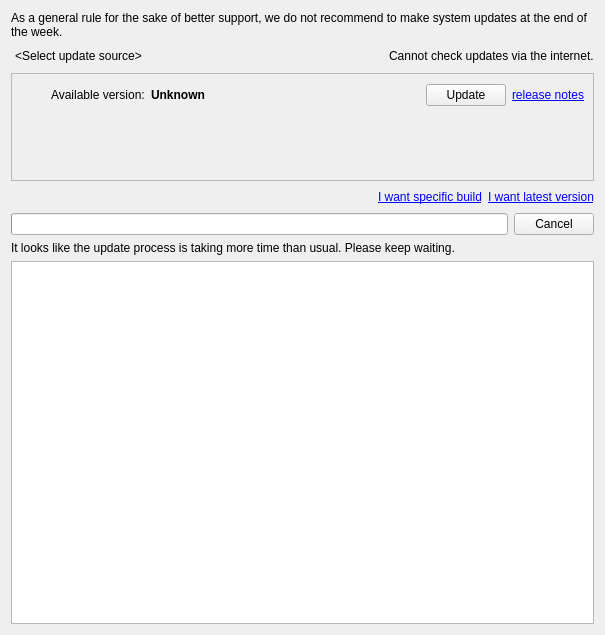
Above: client/src/ui/widgets/server_updates_widget.ui from networkoptix/nx_open before the change. Below: the same form after it.
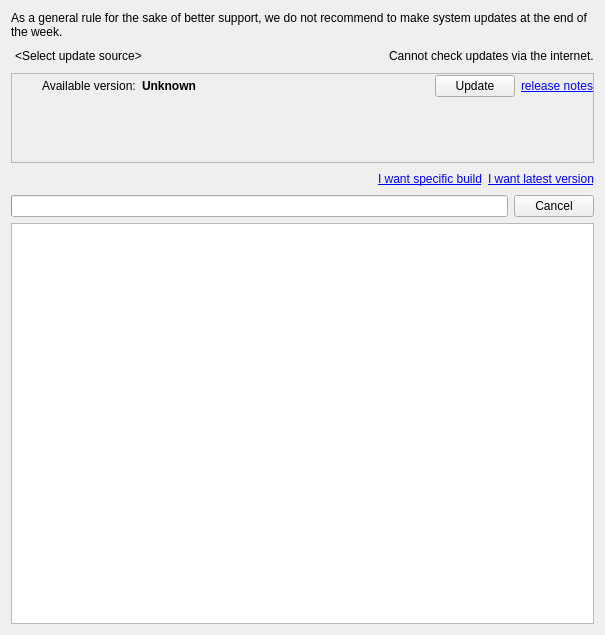
That is the form after the change. Custom widgets are drawn as their Qt base class.

Commit message:
(Issue #3983) :  "Updates" form few improvements
<==== Mercurial data ====>
Branch: master

What changed in the file:
```diff
--- a/client/src/ui/widgets/server_updates_widget.ui
+++ b/client/src/ui/widgets/server_updates_widget.ui
@@ -89,6 +89,18 @@
           <enum>QFrame::StyledPanel</enum>
          </property>
          <layout class="QVBoxLayout" name="verticalLayout_5">
+          <property name="leftMargin">
+           <number>0</number>
+          </property>
+          <property name="topMargin">
+           <number>0</number>
+          </property>
+          <property name="rightMargin">
+           <number>0</number>
+          </property>
+          <property name="bottomMargin">
+           <number>0</number>
+          </property>
           <item>
            <layout class="QHBoxLayout" name="horizontalLayout_6" stretch="0,0,1,0,0">
             <item>
@@ -119,6 +131,9 @@
                 <property name="rightMargin">
                  <number>0</number>
                 </property>
+                <property name="bottomMargin">
+                 <number>0</number>
+                </property>
                 <item>
                  <widget class="QPushButton" name="refreshButton">
                   <property name="minimumSize">
@@ -133,6 +148,9 @@
                     <height>24</height>
                    </size>
                   </property>
+                  <property name="focusPolicy">
+                   <enum>Qt::NoFocus</enum>
+                  </property>
                   <property name="flat">
                    <bool>true</bool>
                   </property>
@@ -237,7 +255,7 @@
             <property name="sizeHint" stdset="0">
              <size>
               <width>20</width>
-              <height>40</height>
+              <height>5</height>
              </size>
             </property>
            </spacer>
@@ -264,6 +282,18 @@
        <item>
         <widget class="QFrame" name="localFrame">
          <layout class="QVBoxLayout" name="verticalLayout_4">
+          <property name="leftMargin">
+           <number>0</number>
+          </property>
+          <property name="topMargin">
+           <number>0</number>
+          </property>
+          <property name="rightMargin">
+           <number>0</number>
+          </property>
+          <property name="bottomMargin">
+           <number>0</number>
+          </property>
           <item>
            <widget class="QLabel" name="linkTitleLabel">
             <property name="text">
@@ -430,7 +460,7 @@
    </item>
    <item>
     <widget class="QWidget" name="updateStateWidget" native="true">
-     <layout class="QVBoxLayout" name="verticalLayout" stretch="0,0">
+     <layout class="QVBoxLayout" name="verticalLayout" stretch="0">
       <property name="leftMargin">
        <number>0</number>
       </property>
@@ -457,21 +487,18 @@
         </item>
        </layout>
       </item>
-      <item>
-       <widget class="QLabel" name="extraMessageLabel">
-        <property name="text">
-         <string>It looks like the update process is taking more time than usual. Please keep waiting.</string>
-        </property>
-        <property name="wordWrap">
-         <bool>true</bool>
-        </property>
-       </widget>
-      </item>
      </layout>
     </widget>
    </item>
    <item>
-    <widget class="QTableView" name="tableView"/>
+    <widget class="QTableView" name="tableView">
+     <property name="selectionBehavior">
+      <enum>QAbstractItemView::SelectRows</enum>
+     </property>
+     <attribute name="horizontalHeaderHighlightSections">
+      <bool>false</bool>
+     </attribute>
+    </widget>
    </item>
   </layout>
  </widget>
```
The commit also changes 2 other files.
